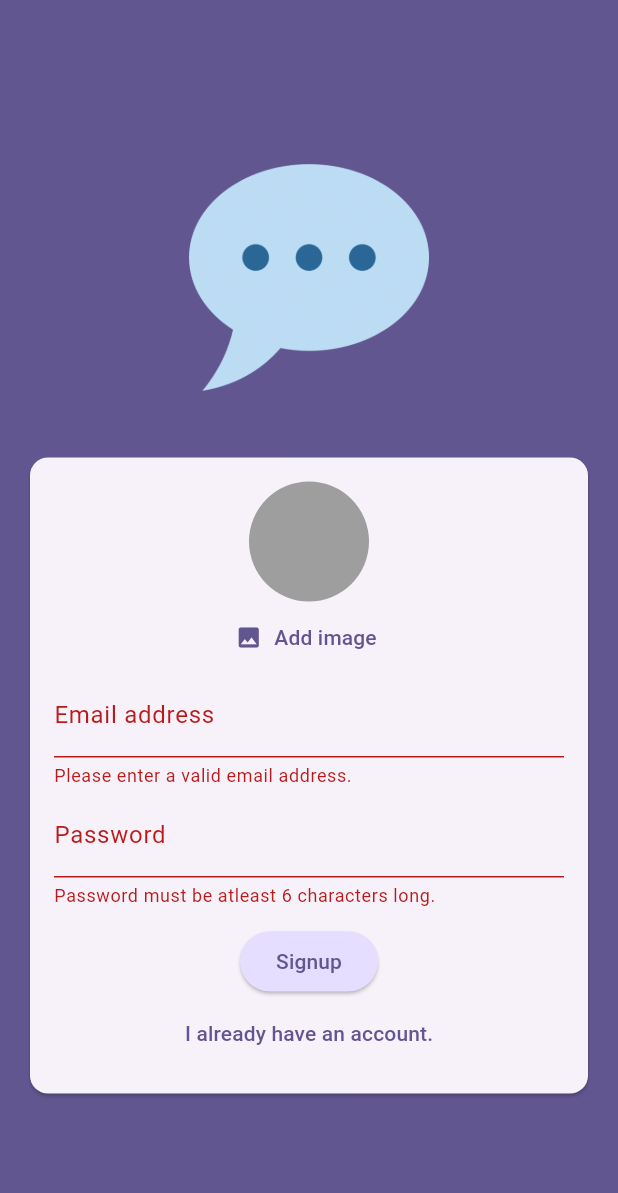
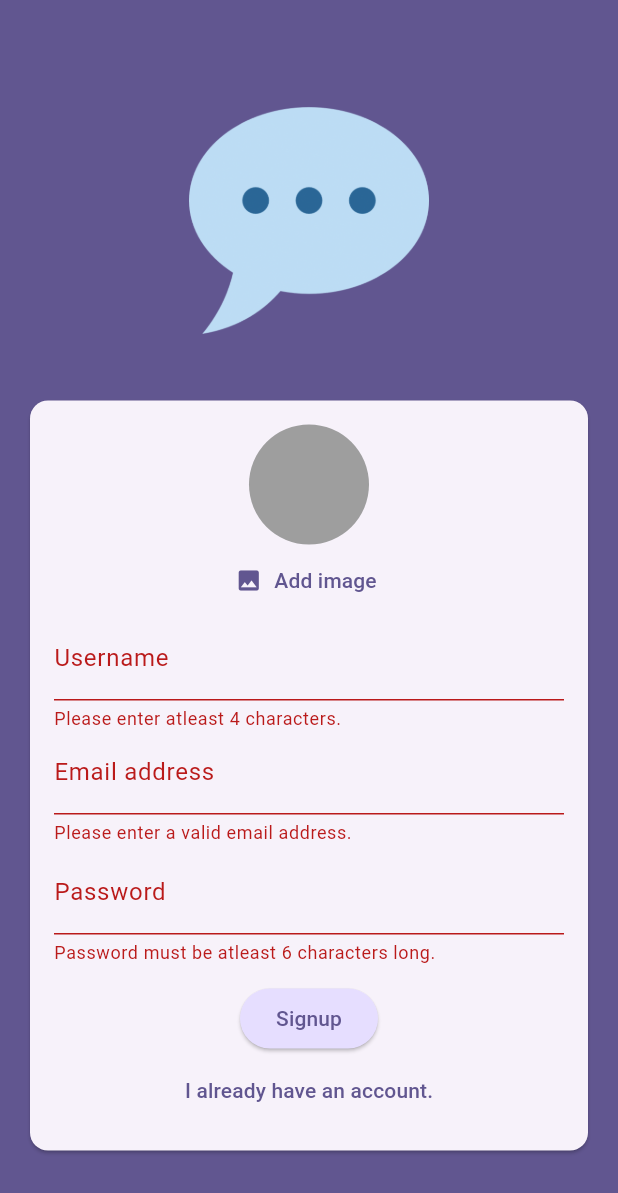
Before and after one commit to imdanishk/chat_app, a Flutter app: the screen it shows after launch, after a tap on "Login", after a tap on "Create an account", after a tap on "Signup", on a phone screen of 412 x 824 dp. Shown: the top 1193 px of the screen. Run offline on Flutter 3.47's test engine with Material 3 defaults, Android fonts, the phone set to English and light mode, and no system bars; our stand-ins replace cloud_firestore, firebase_auth, firebase_core, firebase_storage, image_picker; accounts and stored records are empty.

Commit message:
Store username

```diff
--- a/lib/screens/auth.dart
+++ b/lib/screens/auth.dart
@@ -1,6 +1,7 @@
 import 'dart:io';
 
 import 'package:chat_app/widgets/user_image_picker.dart';
+import 'package:cloud_firestore/cloud_firestore.dart';
 import 'package:firebase_auth/firebase_auth.dart';
 import 'package:firebase_storage/firebase_storage.dart';
 import 'package:flutter/material.dart';
@@ -20,6 +21,7 @@ class _AuthScreenState extends State<AuthScreen> {
   var _isLogin = true;
   var _enteredEmail = '';
   var _enteredPassword = '';
+  var _enteredUserName = '';
   File? _selectedImage;
   var _isAuthenticating = false;
 
@@ -50,6 +52,14 @@ class _AuthScreenState extends State<AuthScreen> {
         await storageRef.putFile(_selectedImage!);
 
         final imageUrl = await storageRef.getDownloadURL();
+        await FirebaseFirestore.instance
+            .collection('users')
+            .doc(userCredentials.user?.uid)
+            .set({
+          'username': 'todo',
+          'email': _enteredEmail,
+          'imageUrl': imageUrl,
+        });
       }
     } on FirebaseAuthException catch (error) {
       if (error.code == 'email-already-in-use') {
@@ -95,6 +105,24 @@ class _AuthScreenState extends State<AuthScreen> {
                             UserImagePicker(
                               onPickImage: (pickedImage) =>
                                   _selectedImage = pickedImage,
+                            ),
+                          if (!_isLogin)
+                            TextFormField(
+                              decoration:
+                                  const InputDecoration(labelText: 'Username'),
+                              enableSuggestions: false,
+                              validator: (value) {
+                                if (value == null ||
+                                    value.isEmpty ||
+                                    value.trim().length < 4) {
+                                  return 'Please enter atleast 4 characters.';
+                                }
+
+                                return null;
+                              },
+                              onSaved: (newValue) {
+                                _enteredUserName = newValue!;
+                              },
                             ),
                           TextFormField(
                             decoration: const InputDecoration(
--- a/pubspec.yaml
+++ b/pubspec.yaml
@@ -39,6 +39,7 @@ dependencies:
   firebase_auth: ^5.0.0
   firebase_storage: ^12.0.0
   image_picker: ^1.1.2
+  cloud_firestore: ^5.0.0
 
 dev_dependencies:
   flutter_test:
```
Also changed, not shown: pubspec.lock, 4 other files.
